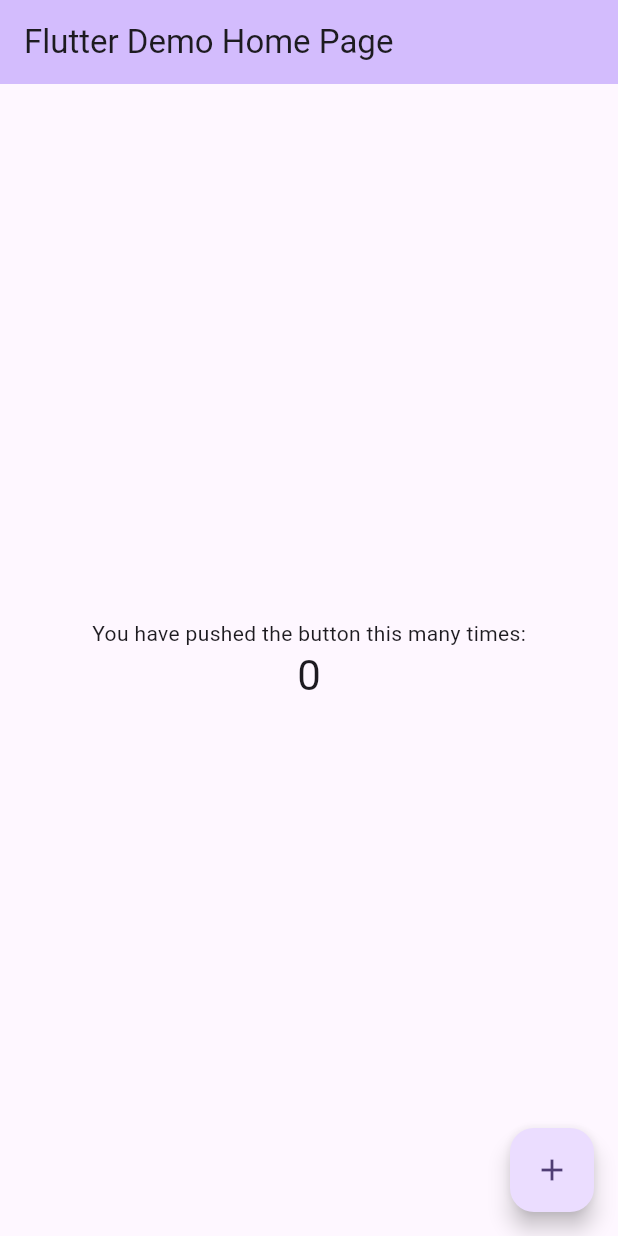
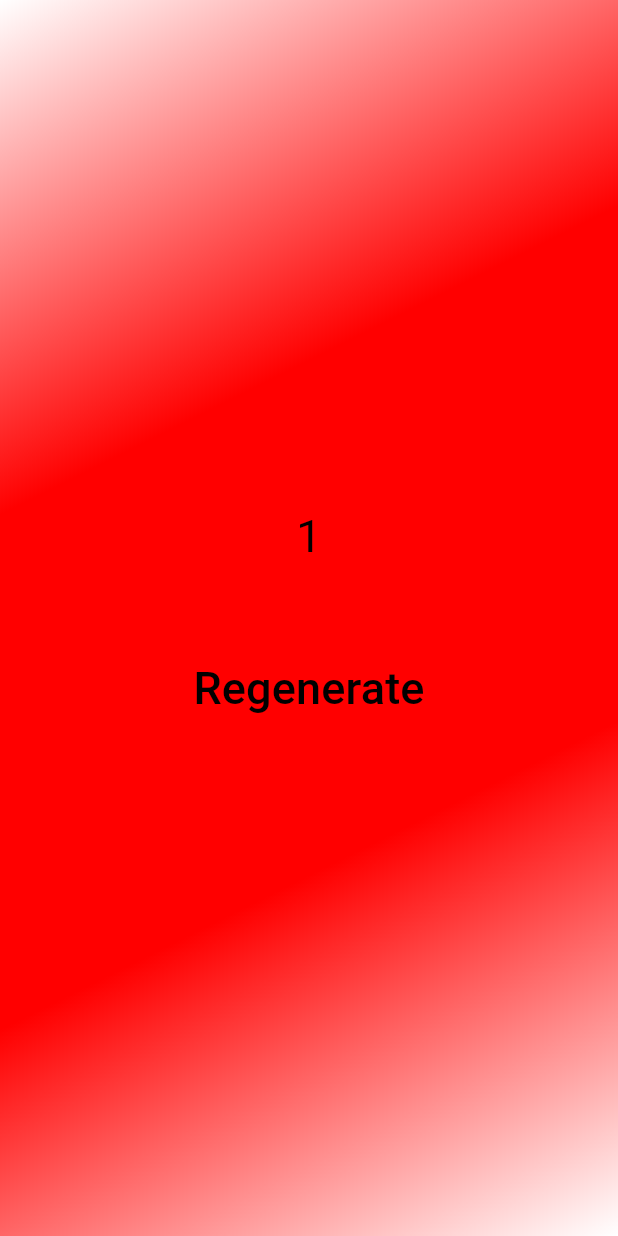
Before and after one commit to kumarvarun3834/random_story_generator, a Flutter app: the screen it shows after launch, on a phone screen of 412 x 824 dp. Run offline on Flutter 3.47's test engine with Material 3 defaults, Android fonts, the phone set to English and light mode, and no system bars.

Commit message:
basic render done just pachup for more attractive look

```diff
--- /dev/null
+++ b/lib/ButtonsTemplate.dart
@@ -0,0 +1,15 @@
+import 'package:flutter/material.dart';
+import 'package:random_story_generator/TextContainer.dart';
+
+class ButtonsTemplate extends StatelessWidget {
+  final VoidCallback onPressed;
+  const ButtonsTemplate({required this.onPressed, super.key});
+
+  @override
+  Widget build(BuildContext context) {
+    return TextButton(
+      onPressed: onPressed,
+      child: Center(child: TextContainer("Regenerate", Colors.black, 30),)
+    );
+  }
+}
--- /dev/null
+++ b/lib/GradientContainer.dart
@@ -0,0 +1,75 @@
+// import 'package:flutter/material.dart';
+// import 'package:diceroll/ButtonsTemplate.dart';
+// import 'package:diceroll/ImageContainer.dart';
+// import 'package:diceroll/globals.dart' as global;
+//
+// class GradientContainer extends StatelessWidget {
+//   GradientContainer(this.colour, {super.key});
+//   final List<Color> colour;
+//   @override
+//   Widget build(context) {
+//
+//     return Container(
+//       decoration: BoxDecoration(
+//         gradient: LinearGradient(
+//           colors: colour,
+//           begin: Alignment.topLeft,
+//           end: Alignment.bottomRight,
+//         ),
+//       ),
+//       child: Column(
+//         mainAxisAlignment: MainAxisAlignment.center,
+//         children:[
+//           ImageContainer("assets/images/dice-"+global.numberf.toString()+".png"),
+//           SizedBox(height: 50), // space between image and text
+//           // TextContainer("Roll Dice"),
+//           Positioned(child: ButtonsTemplate())
+//         ],
+//       ),
+//     );
+//   }
+// }
+//
+import 'package:flutter/material.dart';
+import 'package:random_story_generator/ButtonsTemplate.dart';
+import 'package:random_story_generator/globals.dart' as global;
+import 'package:random_story_generator/RandomNumberSelect.dart';
+import 'package:random_story_generator/TextContainer.dart';
+
+class GradientContainer extends StatefulWidget {
+  const GradientContainer(this.colour, {super.key});
+  final List<Color> colour;
+
+  @override
+  State<GradientContainer> createState() => _GradientContainerState();
+}
+
+class _GradientContainerState extends State<GradientContainer> {
+  void updateDice() {
+    setState(() {
+      global.numberf = RandomNumberSelect(1, 6).result;
+    });
+  }
+
+  @override
+  Widget build(context) {
+    return Container(
+      decoration: BoxDecoration(
+        gradient: LinearGradient(
+          colors: widget.colour,
+          begin: Alignment.topLeft,
+          end: Alignment.bottomRight,
+        ),
+      ),
+      child: Column(
+        mainAxisAlignment: MainAxisAlignment.center,
+        children: [
+          // ImageContainer("assets/images/dice-${global.numberf}.png"),
+          TextContainer("${global.numberf}", Colors.black, 30),
+          const SizedBox(height: 50),
+          ButtonsTemplate(onPressed: updateDice),
+        ],
+      ),
+    );
+  }
+}
--- /dev/null
+++ b/lib/RandomNumberSelect.dart
@@ -0,0 +1,17 @@
+import 'dart:math';
+
+final random = Random();
+class RandomNumberSelect {
+  final int num1;
+  final int num2;
+  late final int result;
+
+  RandomNumberSelect(this.num1, this.num2) {
+    result = randomnumber(num1, num2);
+  }
+
+  int randomnumber(int a, int b) {
+
+    return a + random.nextInt(b - a + 1); // generates between a and b
+  }
+}
--- /dev/null
+++ b/lib/TextContainer.dart
@@ -0,0 +1,16 @@
+import 'package:flutter/material.dart';
+
+class TextContainer extends StatelessWidget {
+  const TextContainer(this.text,this.colour,this.fsize, {super.key});
+  final String text;
+  final Color colour;
+  final double fsize;
+  @override
+  Widget build(context) {
+    return  Text(text,
+      style: TextStyle(
+          color: colour,
+          fontSize: fsize
+      ),
+    );
+  }}
--- /dev/null
+++ b/lib/globals.dart
@@ -0,0 +1,4 @@
+// globals.dart
+library globals;
+
+int numberf = 1;
--- a/lib/main.dart
+++ b/lib/main.dart
@@ -1,122 +1,26 @@
 import 'package:flutter/material.dart';
-
+import 'package:random_story_generator/GradientContainer.dart';
 void main() {
   runApp(const MyApp());
 }
 
 class MyApp extends StatelessWidget {
   const MyApp({super.key});
-
+  // GradientContainer({super.key});
   // This widget is the root of your application.
   @override
-  Widget build(BuildContext context) {
-    return MaterialApp(
-      title: 'Flutter Demo',
-      theme: ThemeData(
-        // This is the theme of your application.
-        //
-        // TRY THIS: Try running your application with "flutter run". You'll see
-        // the application has a purple toolbar. Then, without quitting the app,
-        // try changing the seedColor in the colorScheme below to Colors.green
-        // and then invoke "hot reload" (save your changes or press the "hot
-        // reload" button in a Flutter-supported IDE, or press "r" if you used
-        // the command line to start the app).
-        //
-        // Notice that the counter didn't reset back to zero; the application
-        // state is not lost during the reload. To reset the state, use hot
-        // restart instead.
-        //
-        // This works for code too, not just values: Most code changes can be
-        // tested with just a hot reload.
-        colorScheme: ColorScheme.fromSeed(seedColor: Colors.deepPurple),
-      ),
-      home: const MyHomePage(title: 'Flutter Demo Home Page'),
-    );
+  Widget build(context) {
+  return MaterialApp(
+  // home: Scaffold(body: Center(child: Text("here we go"))),
+  home: Scaffold(
+  body: GradientContainer([
+    // Color.fromARGB(255, 255, 0, 0),
+    Color.fromARGB(255, 255, 255, 255),
+    Color.fromARGB(255, 255, 0, 0),
+    Color.fromARGB(255, 255, 0, 0),
+    Color.fromARGB(255, 255, 255, 255),
+  ])
+  ),
+  );
   }
 }
-
-class MyHomePage extends StatefulWidget {
-  const MyHomePage({super.key, required this.title});
-
-  // This widget is the home page of your application. It is stateful, meaning
-  // that it has a State object (defined below) that contains fields that affect
-  // how it looks.
-
-  // This class is the configuration for the state. It holds the values (in this
-  // case the title) provided by the parent (in this case the App widget) and
-  // used by the build method of the State. Fields in a Widget subclass are
-  // always marked "final".
-
-  final String title;
-
-  @override
-  State<MyHomePage> createState() => _MyHomePageState();
-}
-
-class _MyHomePageState extends State<MyHomePage> {
-  int _counter = 0;
-
-  void _incrementCounter() {
-    setState(() {
-      // This call to setState tells the Flutter framework that something has
-      // changed in this State, which causes it to rerun the build method below
-      // so that the display can reflect the updated values. If we changed
-      // _counter without calling setState(), then the build method would not be
-      // called again, and so nothing would appear to happen.
-      _counter++;
-    });
-  }
-
-  @override
-  Widget build(BuildContext context) {
-    // This method is rerun every time setState is called, for instance as done
-    // by the _incrementCounter method above.
-    //
-    // The Flutter framework has been optimized to make rerunning build methods
-    // fast, so that you can just rebuild anything that needs updating rather
-    // than having to individually change instances of widgets.
-    return Scaffold(
-      appBar: AppBar(
-        // TRY THIS: Try changing the color here to a specific color (to
-        // Colors.amber, perhaps?) and trigger a hot reload to see the AppBar
-        // change color while the other colors stay the same.
-        backgroundColor: Theme.of(context).colorScheme.inversePrimary,
-        // Here we take the value from the MyHomePage object that was created by
-        // the App.build method, and use it to set our appbar title.
-        title: Text(widget.title),
-      ),
-      body: Center(
-        // Center is a layout widget. It takes a single child and positions it
-        // in the middle of the parent.
-        child: Column(
-          // Column is also a layout widget. It takes a list of children and
-          // arranges them vertically. By default, it sizes itself to fit its
-          // children horizontally, and tries to be as tall as its parent.
-          //
-          // Column has various properties to control how it sizes itself and
-          // how it positions its children. Here we use mainAxisAlignment to
-          // center the children vertically; the main axis here is the vertical
-          // axis because Columns are vertical (the cross axis would be
-          // horizontal).
-          //
-          // TRY THIS: Invoke "debug painting" (choose the "Toggle Debug Paint"
-          // action in the IDE, or press "p" in the console), to see the
-          // wireframe for each widget.
-          mainAxisAlignment: MainAxisAlignment.center,
-          children: <Widget>[
-            const Text('You have pushed the button this many times:'),
-            Text(
-              '$_counter',
-              style: Theme.of(context).textTheme.headlineMedium,
-            ),
-          ],
-        ),
-      ),
-      floatingActionButton: FloatingActionButton(
-        onPressed: _incrementCounter,
-        tooltip: 'Increment',
-        child: const Icon(Icons.add),
-      ), // This trailing comma makes auto-formatting nicer for build methods.
-    );
-  }
-}
```
Also changed, not shown: lib/story_Databae.dart (added), 1 other file.
